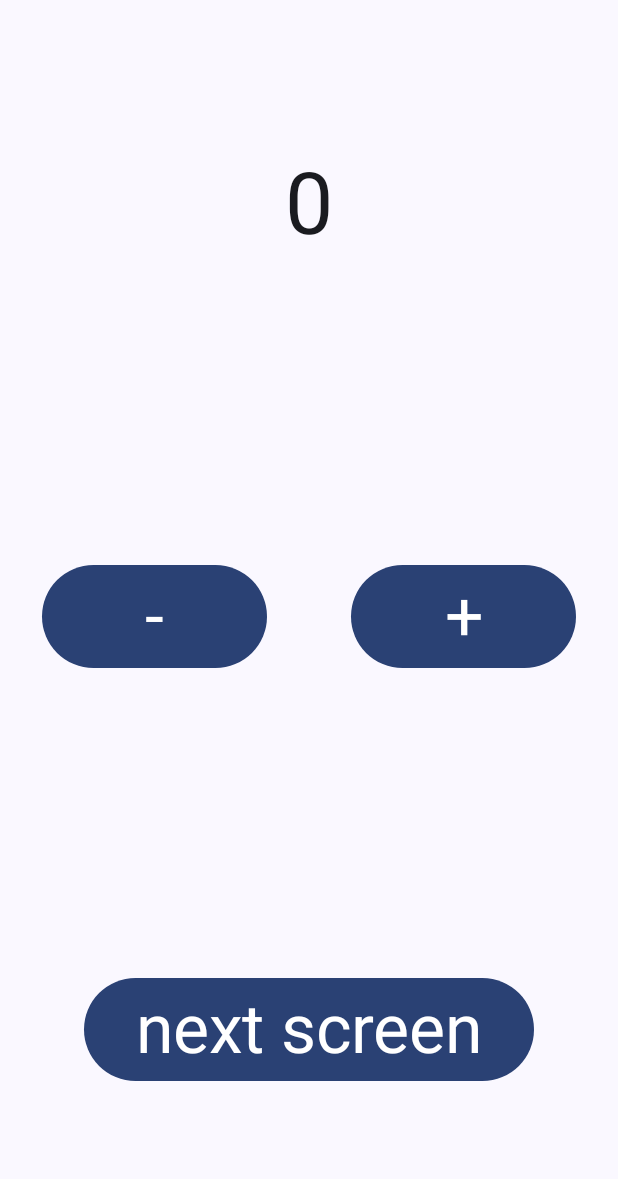
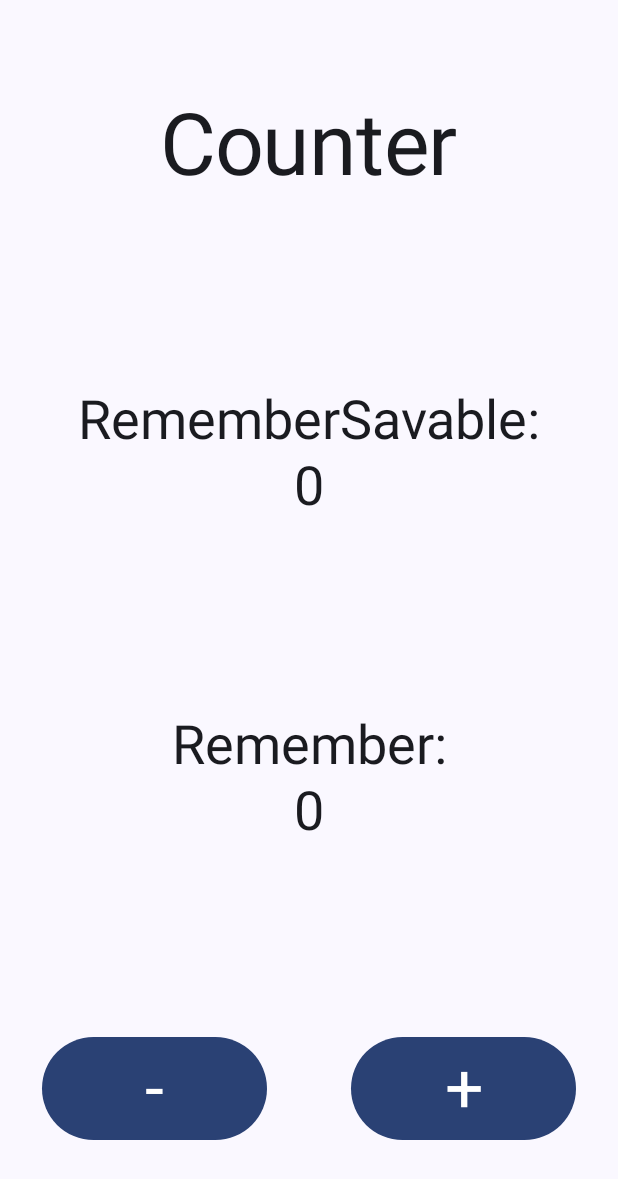
Before and after one commit to marceljk/mplab-counter, an Android app built with Jetpack Compose: the screen it shows after launch (MainActivity), on a phone screen of 412 x 824 dp. Shown: the top 1179 px of the screen. Run offline under Robolectric (Android 15) with nearby library versions, the phone set to English and light mode, and no system bars.

Commit message:
last push

```diff
--- a/app/src/main/java/de/hhn/aib7/mplab/counter/MainActivity.kt
+++ b/app/src/main/java/de/hhn/aib7/mplab/counter/MainActivity.kt
@@ -1,7 +1,5 @@
 package de.hhn.aib7.mplab.counter
 
-import android.app.Activity
-import android.content.Intent
 import android.os.Bundle
 import androidx.activity.ComponentActivity
 import androidx.activity.compose.setContent
@@ -12,28 +10,27 @@ import androidx.compose.foundation.layout.fillMaxSize
 import androidx.compose.foundation.layout.fillMaxWidth
 import androidx.compose.foundation.layout.width
 import androidx.compose.material3.Button
-import androidx.compose.material3.ExperimentalMaterial3Api
 import androidx.compose.material3.MaterialTheme
 import androidx.compose.material3.Surface
 import androidx.compose.material3.Text
 import androidx.compose.runtime.Composable
 import androidx.compose.runtime.getValue
+import androidx.compose.runtime.remember
 import androidx.compose.runtime.mutableStateOf
-import androidx.compose.runtime.remember
+import androidx.compose.runtime.saveable.rememberSaveable
 import androidx.compose.runtime.setValue
 import androidx.compose.ui.Alignment
 import androidx.compose.ui.Modifier
-import androidx.compose.ui.platform.LocalContext
 import androidx.compose.ui.tooling.preview.Preview
 import androidx.compose.ui.unit.dp
 import de.hhn.aib7.mplab.counter.ui.theme.CounterTheme
 
 class MainActivity : ComponentActivity() {
-    @OptIn(ExperimentalMaterial3Api::class)
     override fun onCreate(savedInstanceState: Bundle?) {
         super.onCreate(savedInstanceState)
         setContent {
-            var counter by remember { mutableStateOf(0) }
+            var counterRememberSaveAble by rememberSaveable { mutableStateOf(0) }
+            var counterRemember by remember { mutableStateOf(0) }
             CounterTheme {
                 // A surface container using the 'background' color from the theme
                 Surface(
@@ -46,15 +43,47 @@ class MainActivity : ComponentActivity() {
                         verticalArrangement = Arrangement.SpaceAround
                     ) {
                         Text(
-                            text = counter.toString(),
-                            style = MaterialTheme.typography.displayLarge
+                            text = "Counter",
+                            style = MaterialTheme.typography.displayLarge,
                         )
+                        Column(
+                            modifier = Modifier.fillMaxWidth(),
+                            horizontalAlignment = Alignment.CenterHorizontally,
+                            verticalArrangement = Arrangement.SpaceAround
+                        ) {
+                            Text(
+                                text = "RememberSavable:",
+                                style = MaterialTheme.typography.displaySmall
+                            )
+                            Text(
+                                text = counterRememberSaveAble.toString(),
+                                style = MaterialTheme.typography.displaySmall
+                            )
+                        }
+                        Column(
+                            modifier = Modifier.fillMaxWidth(),
+                            horizontalAlignment = Alignment.CenterHorizontally,
+                            verticalArrangement = Arrangement.SpaceAround
+                        ) {
+                            Text(
+                                text = "Remember:",
+                                style = MaterialTheme.typography.displaySmall
+                            )
+                            Text(
+                                text = counterRemember.toString(),
+                                style = MaterialTheme.typography.displaySmall
+                            )
+                        }
                         Row(
                             modifier = Modifier.fillMaxWidth(),
-                            horizontalArrangement = Arrangement.SpaceAround
+                            horizontalArrangement = Arrangement.SpaceAround,
+                            verticalAlignment = Alignment.CenterVertically
                         ) {
                             Button(
-                                onClick = { counter-- },
+                                onClick = {
+                                    counterRemember--
+                                    counterRememberSaveAble--
+                                },
                                 modifier = Modifier.width(150.dp),
                                 content = {
                                     Text(
@@ -64,7 +93,10 @@ class MainActivity : ComponentActivity() {
                                 }
                             )
                             Button(
-                                onClick = { counter++ },
+                                onClick = {
+                                    counterRemember++
+                                    counterRememberSaveAble++
+                                },
                                 modifier = Modifier.width(150.dp),
                                 content = {
                                     Text(
@@ -74,27 +106,6 @@ class MainActivity : ComponentActivity() {
                                 }
                             )
                         }
-                        /*Column(modifier = Modifier.padding(16.dp)) {
-                            Text(
-                                text = "Hello, $name",
-                                modifier = Modifier.padding(bottom = 8.dp),
-                                style = MaterialTheme.typography.bodyMedium
-                            )
-                            OutlinedTextField(value = name, onValueChange = {name = it}, label = { Text("Name") })
-                        }*/
-                        val activity = (LocalContext.current as? Activity)
-                        Button(
-                            onClick = {
-                                activity?.startActivity(Intent(this@MainActivity, EndActivity::class.java))
-                            },
-                            modifier = Modifier.width(300.dp),
-                            content = {
-                                Text(
-                                    text = "next screen",
-                                    style = MaterialTheme.typography.displayMedium
-                                )
-                            }
-                        )
                     }
                 }
             }
```
Also changed, not shown: app/src/main/java/de/hhn/aib7/mplab/counter/EndActivity.kt (deleted, +0 -71 lines).
